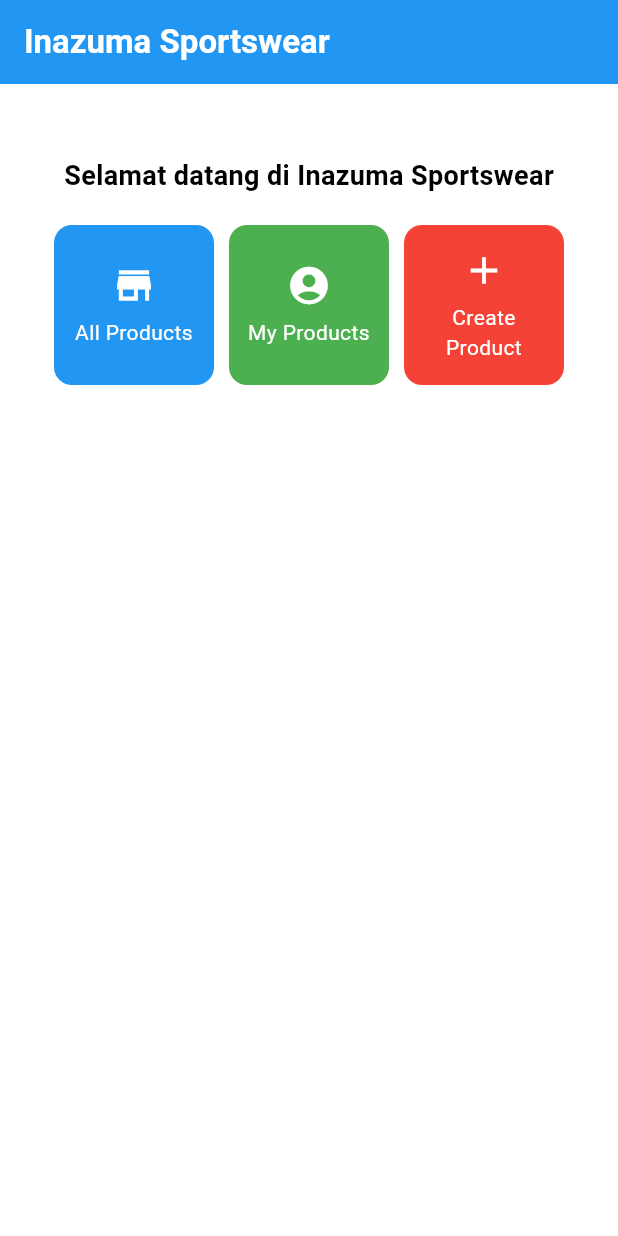
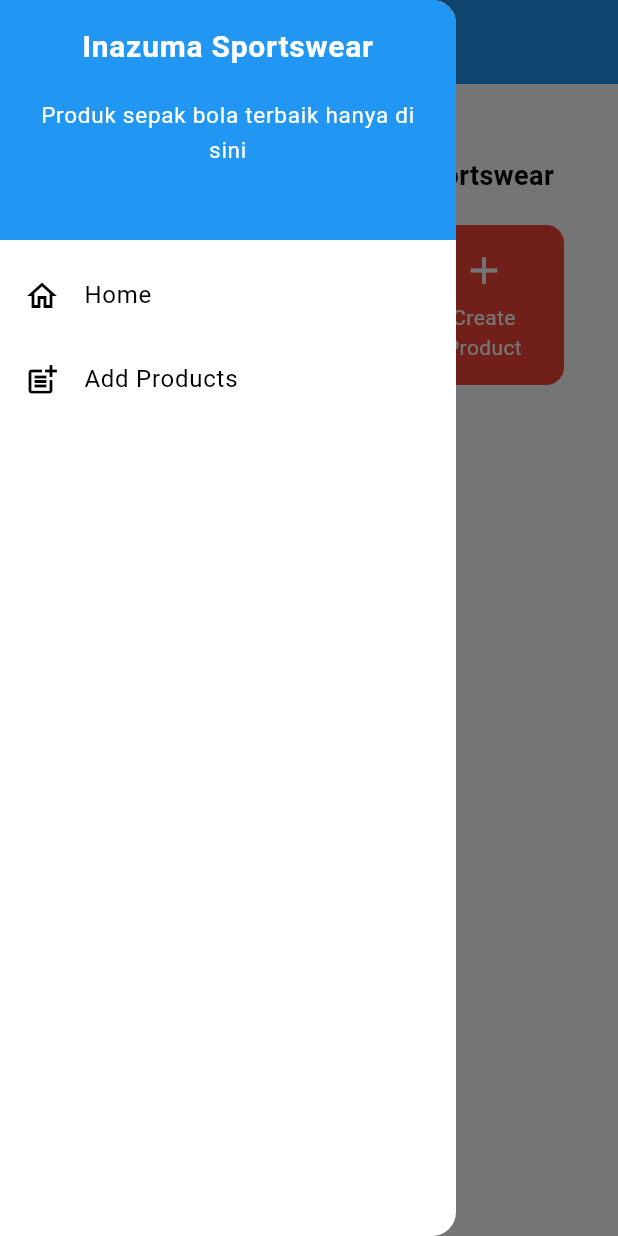
Before and after one commit to milnyet/inazuma-sportswear-mobile, a Flutter app: the screen it shows after launch, with the side drawer open (before the commit the screen has no drawer), on a phone screen of 412 x 824 dp. Run offline on Flutter 3.47's test engine with Material 3 defaults, Android fonts, the light colour scheme and no system bars.

Commit message:
tugas individu 8 bagian kode kelar

```diff
--- a/lib/main.dart
+++ b/lib/main.dart
@@ -1,5 +1,5 @@
 import 'package:flutter/material.dart';
-import 'package:inazuma_sportswear/menu.dart';
+import 'package:inazuma_sportswear/screens/menu.dart';
 
 void main() {
   runApp(const MyApp());
--- a/lib/menu.dart
+++ b/lib/screens/menu.dart
@@ -1,4 +1,6 @@
 import 'package:flutter/material.dart';
+import 'package:inazuma_sportswear/widgets/left_drawer.dart';
+import 'package:inazuma_sportswear/widgets/product_card.dart';
 
 class MyHomePage extends StatelessWidget {
   MyHomePage({super.key});
@@ -26,6 +28,7 @@
         // Warna latar belakang AppBar diambil dari skema warna tema aplikasi.
         backgroundColor: Theme.of(context).colorScheme.primary,
       ),
+      drawer: LeftDrawer(),
       // Body halaman dengan padding di sekelilingnya.
       body: Padding(
         padding: const EdgeInsets.all(16.0),
@@ -78,65 +81,3 @@
     );
   }
 }
-
-class ItemHomepage {
-  final String name;
-  final IconData icon;
-  final Color color;
-
-  ItemHomepage(this.name, this.icon, this.color);
-}
-
-class ItemCard extends StatelessWidget {
-  // Menampilkan kartu dengan ikon dan nama.
-
-  final ItemHomepage item;
-
-  const ItemCard(this.item, {super.key});
-
-  @override
-  Widget build(BuildContext context) {
-    return Material(
-      // Menentukan warna latar belakang dari tema aplikasi.
-      color: item.color,
-      // Membuat sudut kartu melengkung.
-      borderRadius: BorderRadius.circular(12),
-
-      child: InkWell(
-        // Aksi ketika kartu ditekan.
-        onTap: () {
-          // Menampilkan pesan SnackBar saat kartu ditekan.
-          ScaffoldMessenger.of(context)
-            ..hideCurrentSnackBar()
-            ..showSnackBar(
-                SnackBar(content: Text("Kamu telah menekan tombol ${item.name}!"))
-            );
-        },
-        // Container untuk menyimpan Icon dan Text
-        child: Container(
-          padding: const EdgeInsets.all(8),
-          child: Center(
-            child: Column(
-              // Menyusun ikon dan teks di tengah kartu.
-              mainAxisAlignment: MainAxisAlignment.center,
-              children: [
-                Icon(
-                  item.icon,
-                  color: Colors.white,
-                  size: 30.0,
-                ),
-                const Padding(padding: EdgeInsets.all(3)),
-                Text(
-                  item.name,
-                  textAlign: TextAlign.center,
-                  style: const TextStyle(color: Colors.white),
-                ),
-              ],
-            ),
-          ),
-        ),
-      ),
-    );
-  }
-
-}
--- /dev/null
+++ b/lib/widgets/left_drawer.dart
@@ -0,0 +1,67 @@
+import 'package:flutter/material.dart';
+import 'package:inazuma_sportswear/screens/menu.dart';
+import 'package:inazuma_sportswear/screens/productlist_form.dart';
+
+class LeftDrawer extends StatelessWidget {
+  const LeftDrawer({super.key});
+
+  @override
+  Widget build(BuildContext context) {
+    return Drawer(
+      child: ListView(
+        children: [
+          const DrawerHeader(
+            decoration: BoxDecoration(
+              color: Colors.blue,
+            ),
+            child: Column(
+              children: [
+                Text(
+                  'Inazuma Sportswear',
+                  textAlign: TextAlign.center,
+                  style: TextStyle(
+                    fontSize: 20,
+                    fontWeight: FontWeight.bold,
+                    color: Colors.white,
+                  ),
+                ),
+                Padding(padding: EdgeInsets.all(10)),
+                Text("Produk sepak bola terbaik hanya di sini",
+                  textAlign: TextAlign.center,
+                  style: TextStyle(
+                    fontSize: 15,
+                    color: Colors.white,
+                    fontWeight: FontWeight.normal,
+                  ),
+                ),
+              ],
+            ),
+          ),
+          ListTile(
+            leading: const Icon(Icons.home_outlined),
+            title: const Text('Home'),
+            // Bagian redirection ke MyHomePage
+            onTap: () {
+              Navigator.pushReplacement(
+                  context,
+                  MaterialPageRoute(
+                    builder: (context) => MyHomePage(),
+                  ));
+            },
+          ),
+          ListTile(
+            leading: const Icon(Icons.post_add),
+            title: const Text('Add Products'),
+            // Bagian redirection ke NewsFormPage
+            onTap: () {
+              Navigator.pushReplacement(
+                context,
+                MaterialPageRoute(builder: (context) => const ProductFormPage()),
+              );
+            },
+          ),
+        ],
+      ),
+    );
+  }
+}
--- /dev/null
+++ b/lib/widgets/product_card.dart
@@ -0,0 +1,70 @@
+import 'package:flutter/material.dart';
+import 'package:inazuma_sportswear/screens/productlist_form.dart';
+
+class ItemHomepage {
+  final String name;
+  final IconData icon;
+  final Color color;
+
+  ItemHomepage(this.name, this.icon, this.color);
+}
+
+class ItemCard extends StatelessWidget {
+  // Menampilkan kartu dengan ikon dan nama.
+
+  final ItemHomepage item;
+
+  const ItemCard(this.item, {super.key});
+
+  @override
+  Widget build(BuildContext context) {
+    return Material(
+      // Menentukan warna latar belakang dari tema aplikasi.
+      color: item.color,
+      // Membuat sudut kartu melengkung.
+      borderRadius: BorderRadius.circular(12),
+
+      child: InkWell(
+        // Aksi ketika kartu ditekan.
+        onTap: () {
+          // Memunculkan SnackBar ketika diklik
+          ScaffoldMessenger.of(context)
+            ..hideCurrentSnackBar()
+            ..showSnackBar(SnackBar(
+                content: Text("Kamu telah menekan tombol ${item.name}!")));
+
+          // Navigate ke route yang sesuai (tergantung jenis tombol)
+          if (item.name == "Create Product") {
+            Navigator.pushReplacement(
+              context,
+              MaterialPageRoute(builder: (context) => const ProductFormPage()),
+            );
+          }
+        },
+        // Container untuk menyimpan Icon dan Text
+        child: Container(
+          padding: const EdgeInsets.all(8),
+          child: Center(
+            child: Column(
+              // Menyusun ikon dan teks di tengah kartu.
+              mainAxisAlignment: MainAxisAlignment.center,
+              children: [
+                Icon(
+                  item.icon,
+                  color: Colors.white,
+                  size: 30.0,
+                ),
+                const Padding(padding: EdgeInsets.all(3)),
+                Text(
+                  item.name,
+                  textAlign: TextAlign.center,
+                  style: const TextStyle(color: Colors.white),
+                ),
+              ],
+            ),
+          ),
+        ),
+      ),
+    );
+  }
+}
```
Also changed, not shown: lib/screens/productlist_form.dart (added, +255 -0 lines).
